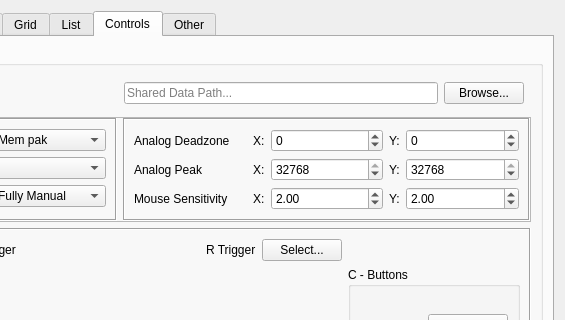
dh4/mupen64plus-qt, file src/dialogs/settingsdialog.ui: the form before one commit; both pictures show x 331 to 896 and y 0 to 320 of the 896 by 853 pixel window.
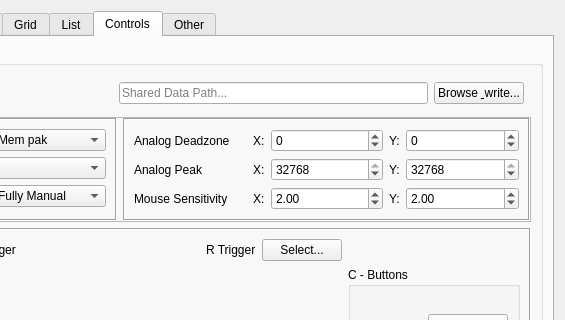
The form after the commit. Icons and pictures are not drawn.

```diff
--- a/src/dialogs/settingsdialog.ui
+++ b/src/dialogs/settingsdialog.ui
@@ -1197,7 +1197,7 @@
             <item>
              <widget class="QPushButton" name="btnBrowseSharedDataPath">
               <property name="text">
-               <string>Browse...</string>
+               <string>Browse &amp; write...</string>
               </property>
              </widget>
             </item>
```
